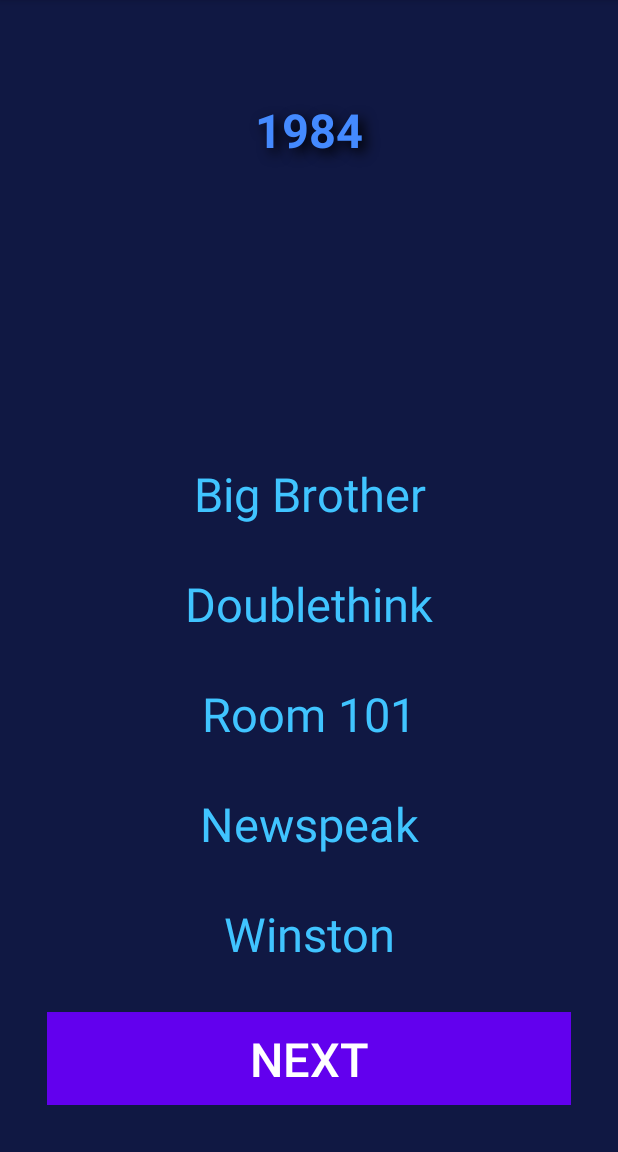
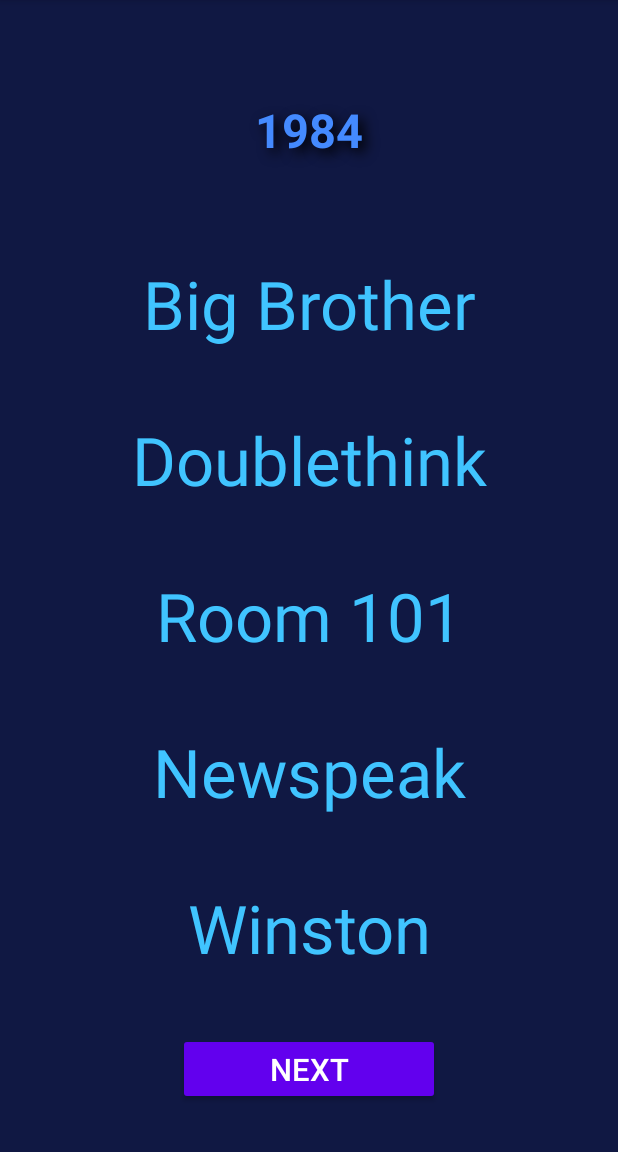
Before and after one commit to tbrouns/verboden_woord, an Android app: the screen it shows after launch (MainActivity), on a phone screen of 412 x 824 dp, the part 84-1236 px from its top. Run offline under Robolectric (Android 15) with nearby library versions, the phone set to English and light mode, and no system bars; our stand-ins replace sdp/ssp sizes.

Commit message:
fixed layout

```diff
--- a/app/src/main/res/layout/activity_main.xml
+++ b/app/src/main/res/layout/activity_main.xml
@@ -1,28 +1,21 @@
 <RelativeLayout xmlns:android="http://schemas.android.com/apk/res/android"
-    xmlns:app="http://schemas.android.com/apk/res-auto"
-    xmlns:tools="http://schemas.android.com/tools"
     android:layout_width="match_parent"
     android:layout_height="match_parent"
-    android:layout_centerVertical="true"
-    android:background="#101843"
-    android:gravity="center">
+    android:background="#101843">
 
     <LinearLayout
+        android:id="@+id/wordTextLayout"
         android:layout_width="match_parent"
         android:layout_height="wrap_content"
         android:layout_alignParentTop="true"
         android:layout_gravity="top"
-        android:orientation="horizontal"
         android:paddingLeft="@dimen/_24sdp"
         android:paddingRight="@dimen/_24sdp">
 
         <TextView
             android:id="@+id/wordTextView"
-            android:layout_alignParentTop="true"
             android:layout_width="match_parent"
-            android:layout_height="match_parent"
-            android:background="#0064FFDA"
-            android:foregroundTint="#64FFDA"
+            android:layout_height="wrap_content"
             android:paddingTop="@dimen/_50sdp"
             android:paddingBottom="@dimen/_50sdp"
             android:shadowColor="#000000"
@@ -30,23 +23,18 @@
             android:shadowDy="5"
             android:shadowRadius="10"
             android:text="WORD HERE"
-            android:textAppearance="@style/TextAppearance.AppCompat.Body1"
             android:textAlignment="center"
             android:textColor="#448AFF"
-            android:textColorHighlight="#64FFDA"
             android:textIsSelectable="false"
             android:textSize="@dimen/_24sdp"
-            android:textStyle="bold"
-            android:typeface="normal"
-            app:drawableTint="#64FFDA" />
+            android:textStyle="bold" />
     </LinearLayout>
 
     <LinearLayout
+        android:layout_below="@+id/wordTextLayout"
         android:layout_above="@+id/buttonLayout"
         android:layout_width="match_parent"
         android:layout_height="wrap_content"
-        android:layout_gravity="center"
-        android:orientation="horizontal"
         android:paddingLeft="@dimen/_24sdp"
         android:paddingRight="@dimen/_24sdp"
         android:paddingBottom="@dimen/_24sdp">
@@ -54,11 +42,11 @@
         <TextView
             android:id="@+id/wordsTextView"
             android:layout_width="match_parent"
-            android:layout_height="match_parent"
-            android:text="5 WORDS HERE"
+            android:layout_height="fill_parent"
+            android:text="WORD 1 \n\n WORD 2 \n\n WORD 3 \n\n WORD 4 \n\n WORD 5"
             android:textAlignment="center"
             android:textColor="#40C4FF"
-            android:textSize="@dimen/_24sdp"
+            android:autoSizeTextType="uniform"
             android:typeface="normal" />
     </LinearLayout>
 
@@ -67,8 +55,8 @@
         android:layout_width="match_parent"
         android:layout_height="wrap_content"
         android:layout_alignParentBottom="true"
-        android:layout_gravity="bottom"
-        android:orientation="horizontal"
+        android:weightSum="2"
+        android:gravity="center_horizontal"
         android:paddingLeft="@dimen/_24sdp"
         android:paddingRight="@dimen/_24sdp"
         android:paddingBottom="@dimen/_24sdp">
@@ -76,15 +64,11 @@
         <Button
             android:id="@+id/nextButton"
             style="@style/Widget.AppCompat.Button"
-            android:layout_width="match_parent"
+            android:layout_width="0dp"
             android:layout_height="match_parent"
-            android:layout_centerHorizontal="true"
-            android:layout_centerVertical="true"
-            android:layout_gravity="center"
-            android:background="@color/teal_200"
-            android:gravity="center"
+            android:layout_weight="1"
             android:text="Next"
-            android:textSize="@dimen/_24sdp" />
+            android:textSize="@dimen/_16sdp" />
     </LinearLayout>
 
 
```
Also changed, not shown: 1 other file.
